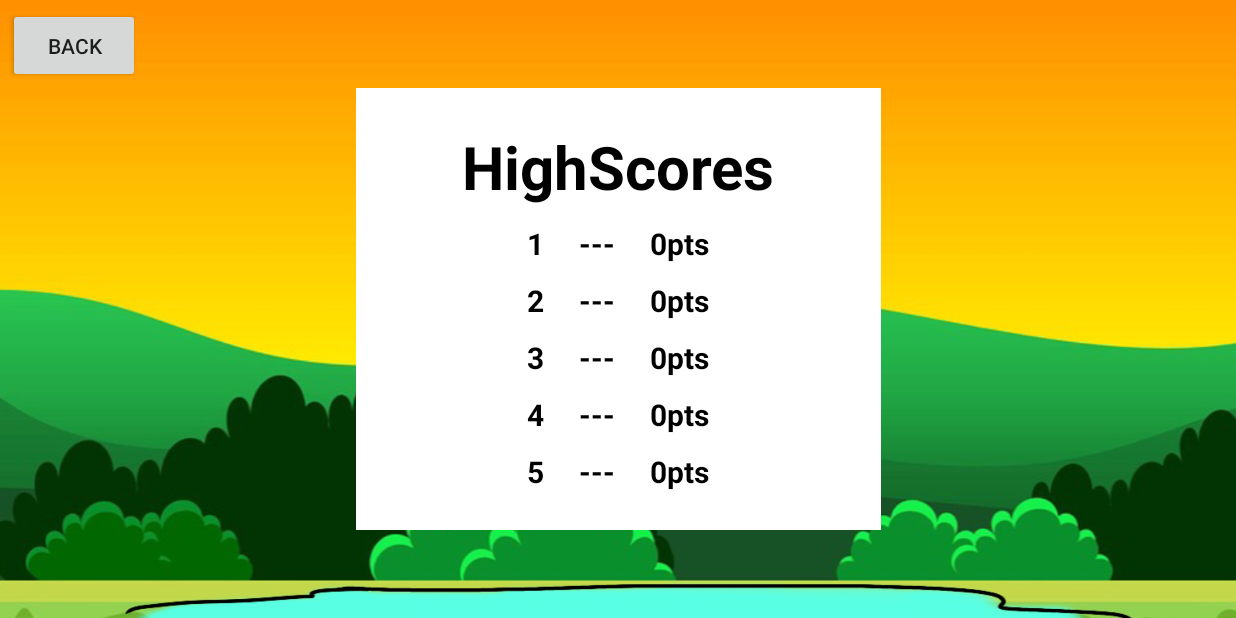
After one commit to PhyuCin/SaveIt, an Android app: the HighScores screen opened directly, with no data from a screen before it, on a phone screen of 824 x 412 dp (held sideways). The commit adds this screen. Run offline under Robolectric (Android 15) with nearby library versions, the phone set to English and light mode, and no system bars.

Commit message:
save scores and display highscores

```diff
--- a/app/src/main/AndroidManifest.xml
+++ b/app/src/main/AndroidManifest.xml
@@ -41,6 +41,10 @@
             android:name=".EasyGame"
             android:screenOrientation="landscape" />
 
+        <activity
+            android:name=".HighScores"
+            android:screenOrientation="landscape" />
+
     </application>
 
 </manifest>
--- /dev/null
+++ b/app/src/main/java/com/example/saveit/FileHelper.java
@@ -0,0 +1,47 @@
+package com.example.saveit;
+import android.content.Context;
+
+import java.io.FileInputStream;
+import java.io.FileNotFoundException;
+import java.io.FileOutputStream;
+import java.io.IOException;
+import java.io.ObjectInputStream;
+import java.io.ObjectOutputStream;
+import java.util.ArrayList;
+
+public class FileHelper {
+
+    public static final String FILENAME = "listinfo.dat";
+
+    public static void writeData(ArrayList<Integer> scores, Context context){
+        try {
+            FileOutputStream fos = context.openFileOutput(FILENAME, Context.MODE_PRIVATE);
+            ObjectOutputStream oos = new ObjectOutputStream(fos);
+            oos.writeObject(scores);
+            oos.close();
+        } catch (FileNotFoundException e) {
+            e.printStackTrace();
+        } catch (IOException e) {
+            e.printStackTrace();
+        }
+    }
+
+    public static ArrayList<Integer> readData(Context context){
+        ArrayList<Integer> scoresList = null;
+        try {
+            FileInputStream fis = context.openFileInput(FILENAME);
+            ObjectInputStream ois = new ObjectInputStream(fis);
+            scoresList = (ArrayList<Integer>) ois.readObject();
+        } catch (FileNotFoundException e) {
+            scoresList = new ArrayList<>();
+            e.printStackTrace();
+        } catch (IOException e) {
+            e.printStackTrace();
+        } catch (ClassNotFoundException e) {
+            e.printStackTrace();
+        }
+        return scoresList;
+    }
+
+
+}
--- /dev/null
+++ b/app/src/main/java/com/example/saveit/HighScores.java
@@ -0,0 +1,49 @@
+package com.example.saveit;
+
+import android.content.Intent;
+import android.content.SharedPreferences;
+import android.os.Bundle;
+import android.support.v7.app.AppCompatActivity;
+import android.view.View;
+import android.widget.TextView;
+
+import java.util.ArrayList;
+import java.util.Collections;
+
+public class HighScores extends AppCompatActivity {
+
+    private TextView first, second, third, fourth, fifth;
+    private TextView[] allTextViews;
+    private ArrayList<Integer> highScores = new ArrayList<Integer>();
+
+    @Override
+    protected void onCreate(Bundle savedInstanceState) {
+        super.onCreate(savedInstanceState);
+        setContentView(R.layout.high_scores);
+
+        first = (TextView) findViewById(R.id.first);
+        second = (TextView) findViewById(R.id.second);
+        third = (TextView) findViewById(R.id.third);
+        fourth = (TextView) findViewById(R.id.fourth);
+        fifth = (TextView) findViewById(R.id.fifth);
+
+        allTextViews = new TextView[]{first, second, third, fourth, fifth};
+
+        highScores = FileHelper.readData(this);
+        System.out.println(highScores);
+
+        //show on screen
+        int num = highScores.size();
+        for (int i = 0; i < num; ++i) {
+            allTextViews[i].setText((i + 1) + "     ---     " + highScores.get(i) + "pts");
+        }
+    }
+
+
+
+    //on click of back button
+    public void goToMainMenu(View view){
+        Intent intent = new Intent(this, MainActivity.class );
+        startActivity(intent);
+    }
+}
--- a/app/src/main/java/com/example/saveit/MainActivity.java
+++ b/app/src/main/java/com/example/saveit/MainActivity.java
@@ -23,6 +23,12 @@ public class MainActivity extends AppCompatActivity{
         startActivity(intent);
     }
 
+    //on click of the highscores button
+    public void goToHighScores(View view){
+        Intent intent = new Intent(this, HighScores.class );
+        startActivity(intent);
+    }
+
     //on click of the settings button
     public void goToSettings(View view){
         Intent intent = new Intent(this, Settings.class );
--- /dev/null
+++ b/app/src/main/res/layout/high_scores.xml
@@ -0,0 +1,101 @@
+<?xml version="1.0" encoding="utf-8"?>
+<android.support.constraint.ConstraintLayout
+    xmlns:android="http://schemas.android.com/apk/res/android"
+    xmlns:app="http://schemas.android.com/apk/res-auto"
+    xmlns:tools="http://schemas.android.com/tools"
+    android:layout_width="match_parent"
+    android:layout_height="match_parent"
+    tools:context=".HighScores"
+    android:background="@drawable/background">
+
+    <Button
+        android:id="@+id/playMenuBack"
+        android:layout_width="wrap_content"
+        android:layout_height="50sp"
+        android:text="Back"
+        android:layout_margin="5sp"
+        android:onClick="goToMainMenu"
+        app:layout_constraintLeft_toLeftOf="parent"
+        app:layout_constraintTop_toTopOf="parent"
+        />
+
+    <LinearLayout
+        android:layout_width="350sp"
+        android:layout_height="wrap_content"
+        app:layout_constraintLeft_toLeftOf="parent"
+        app:layout_constraintRight_toRightOf="parent"
+        app:layout_constraintTop_toTopOf="parent"
+        app:layout_constraintBottom_toBottomOf="parent"
+        android:gravity="center"
+        android:orientation="vertical"
+        android:background="@color/white"
+        android:padding="20sp">
+
+        <TextView
+            android:layout_width="wrap_content"
+            android:layout_height="wrap_content"
+            android:text="HighScores"
+            android:textSize="40sp"
+            android:textStyle="bold"
+            android:textColor="@color/black"
+            android:layout_margin="5sp" />
+
+        <TextView
+            android:id="@+id/first"
+            android:layout_width="match_parent"
+            android:layout_height="wrap_content"
+            android:text="1     ---     0pts"
+            android:textSize="20sp"
+            android:textColor="@color/black"
+            android:textStyle="bold"
+            android:gravity="center"
+            android:layout_margin="5sp"
+            />
+        <TextView
+            android:id="@+id/second"
+            android:layout_width="match_parent"
+            android:layout_height="wrap_content"
+            android:text="2     ---     0pts"
+            android:textSize="20sp"
+            android:textColor="@color/black"
+            android:textStyle="bold"
+            android:gravity="center"
+            android:layout_margin="5sp"
+            />
+        <TextView
+            android:id="@+id/third"
+            android:layout_width="match_parent"
+            android:layout_height="wrap_content"
+            android:text="3     ---     0pts"
+            android:textSize="20sp"
+            android:textColor="@color/black"
+            android:textStyle="bold"
+            android:gravity="center"
+            android:layout_margin="5sp"
+            />
+        <TextView
+            android:id="@+id/fourth"
+            android:layout_width="match_parent"
+            android:layout_height="wrap_content"
+            android:text="4     ---     0pts"
+            android:textSize="20sp"
+            android:textColor="@color/black"
+            android:textStyle="bold"
+            android:gravity="center"
+            android:layout_margin="5sp"
+            />
+        <TextView
+            android:id="@+id/fifth"
+            android:layout_width="match_parent"
+            android:layout_height="wrap_content"
+            android:text="5     ---     0pts"
+            android:textSize="20sp"
+            android:textColor="@color/black"
+            android:textStyle="bold"
+            android:gravity="center"
+            android:layout_margin="5sp"
+            />
+
+    </LinearLayout>
+
+</android.support.constraint.ConstraintLayout>
```
Also changed, not shown: app/src/main/java/com/example/saveit/EasyGame.java (+69 -7 lines), app/src/main/java/com/example/saveit/PlayMenu.java (+0 -21 lines), app/src/main/res/layout/activity_main.xml (+8 -1 lines).
